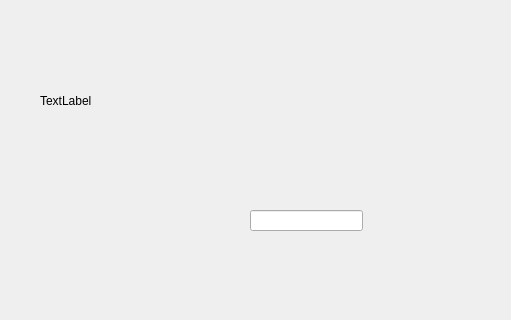
The window that NBA_squad/mainwindow.ui (artem2284708/NBA-squad-calculator) describes before a commit, drawn with Qt 5; both pictures show x 0 to 511 and y 0 to 320 of the 800 by 600 pixel window.
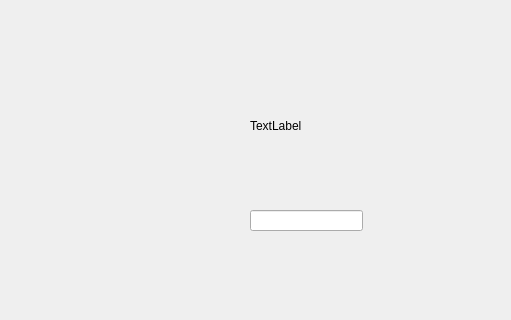
The same window after the commit. Custom widgets are drawn as their Qt base class.

```diff
--- a/NBA_squad/mainwindow.ui
+++ b/NBA_squad/mainwindow.ui
@@ -17,10 +17,10 @@
    <widget class="ClickableLabel" name="label">
     <property name="geometry">
      <rect>
-      <x>40</x>
-      <y>60</y>
-      <width>81</width>
-      <height>81</height>
+      <x>250</x>
+      <y>70</y>
+      <width>141</width>
+      <height>111</height>
      </rect>
     </property>
     <property name="sizePolicy">
```
Left out of the diff: 2 changed lines with no effect on the pictures.
